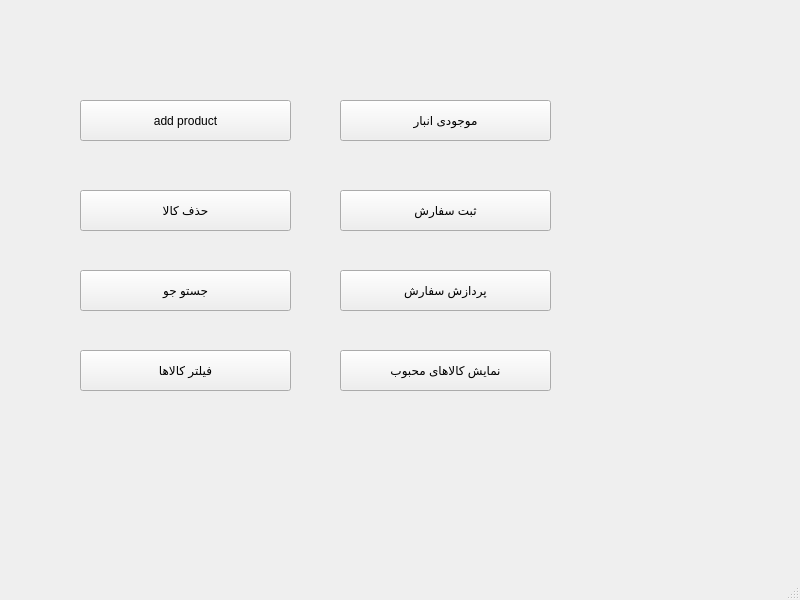
This is online_store/mainwindow.ui in niki548/Online_store as Qt 5 draws it before an edit. The edited form follows.
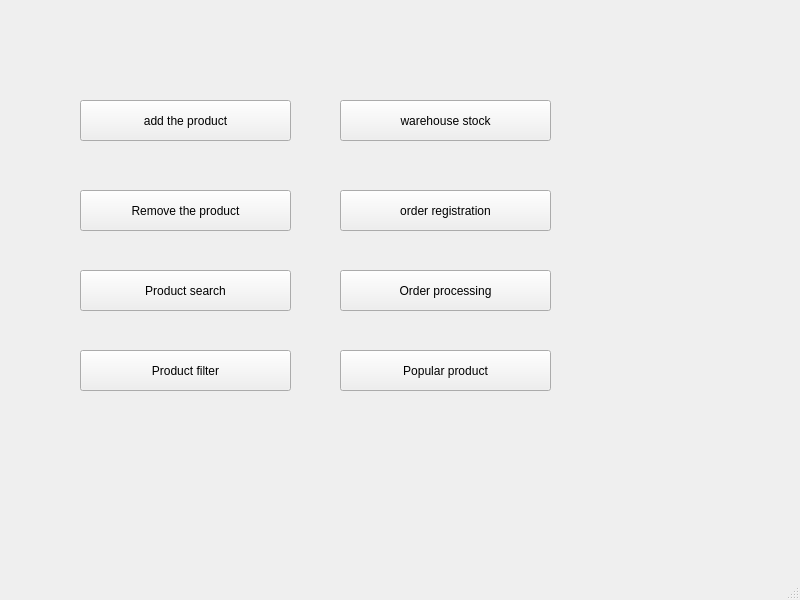
This is the edited form.

Diff of the .ui file:
```diff
--- a/online_store/mainwindow.ui
+++ b/online_store/mainwindow.ui
@@ -24,7 +24,7 @@
      </rect>
     </property>
     <property name="text">
-     <string>add product</string>
+     <string>add the product</string>
     </property>
    </widget>
    <widget class="QPushButton" name="pushButton_2">
@@ -37,7 +37,7 @@
      </rect>
     </property>
     <property name="text">
-     <string>حذف کالا</string>
+     <string>Remove the product</string>
     </property>
    </widget>
    <widget class="QPushButton" name="pushButton_3">
@@ -50,7 +50,7 @@
      </rect>
     </property>
     <property name="text">
-     <string>جستو جو</string>
+     <string>Product search</string>
     </property>
    </widget>
    <widget class="QPushButton" name="pushButton_4">
@@ -63,7 +63,7 @@
      </rect>
     </property>
     <property name="text">
-     <string>فیلتر کالاها</string>
+     <string>Product filter</string>
     </property>
    </widget>
    <widget class="QPushButton" name="pushButton_5">
@@ -76,7 +76,7 @@
      </rect>
     </property>
     <property name="text">
-     <string>موجودی انبار</string>
+     <string>warehouse stock</string>
     </property>
    </widget>
    <widget class="QPushButton" name="pushButton_6">
@@ -89,7 +89,7 @@
      </rect>
     </property>
     <property name="text">
-     <string>ثبت سفارش</string>
+     <string>order registration</string>
     </property>
    </widget>
    <widget class="QPushButton" name="pushButton_7">
@@ -102,7 +102,7 @@
      </rect>
     </property>
     <property name="text">
-     <string>پردازش سفارش</string>
+     <string>Order processing</string>
     </property>
    </widget>
    <widget class="QPushButton" name="pushButton_8">
@@ -115,7 +115,7 @@
      </rect>
     </property>
     <property name="text">
-     <string>نمایش کالاهای محبوب</string>
+     <string>Popular product</string>
     </property>
    </widget>
   </widget>
```
